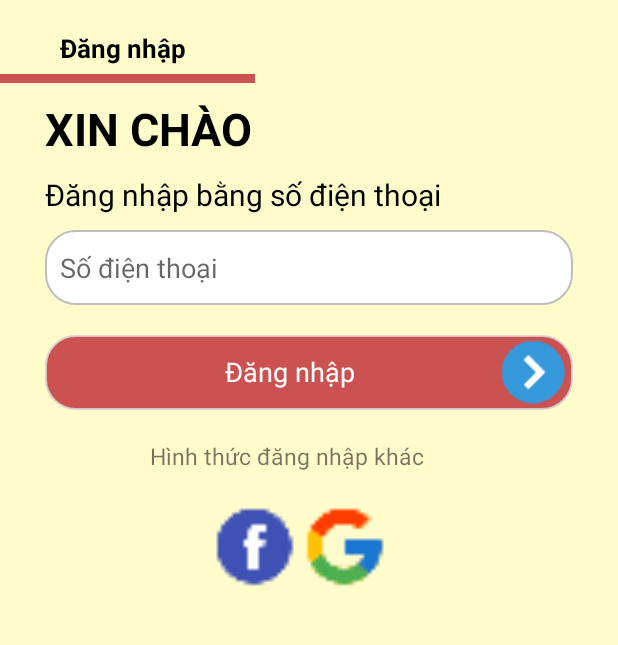
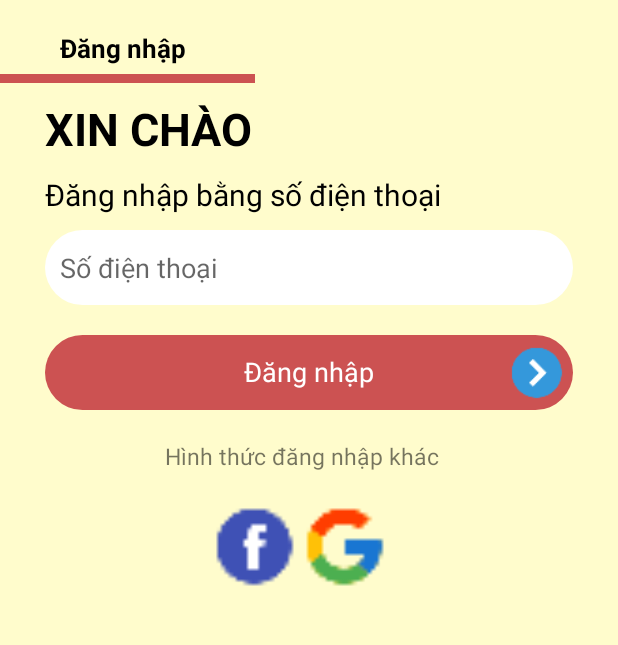
Before and after one commit to Tuanpham0709/Android-Tutorial, an Android app: the screen it shows after launch (MainActivity), on a phone screen of 412 x 824 dp, the part 485-1130 px from its top. Run offline under Robolectric (Android 15) with nearby library versions, the phone set to English and light mode, and no system bars.

Commit message:
edit_nút đăng nhập

```diff
--- a/SOURCE/app/src/main/res/drawable/gray_drawable.xml
+++ b/SOURCE/app/src/main/res/drawable/gray_drawable.xml
@@ -2,9 +2,8 @@
     xmlns:android="http://schemas.android.com/apk/res/android">
     <solid android:color="#fff">
     </solid>
-    <corners android:radius="20dp">
+    <corners android:radius="40dp">
 
     </corners>
-    <stroke android:color="#C2BDBD"  android:width="1dp"></stroke>
 
 </shape>
--- a/SOURCE/app/src/main/res/drawable/red_drawable.xml
+++ b/SOURCE/app/src/main/res/drawable/red_drawable.xml
@@ -2,8 +2,8 @@
     xmlns:android="http://schemas.android.com/apk/res/android">
     <solid android:color="#CC5252">
     </solid>
-    <corners android:radius="20dp">
+    <corners android:radius="40dp">
 
     </corners>
-    <stroke android:color="#DDD6D2D2"  android:width="1dp"></stroke>
+
 </shape>
--- a/SOURCE/app/src/main/res/layout/login_layout.xml
+++ b/SOURCE/app/src/main/res/layout/login_layout.xml
@@ -1,6 +1,7 @@
 <LinearLayout xmlns:android="http://schemas.android.com/apk/res/android"
     android:layout_width="match_parent"
     android:layout_height="match_parent"
+    xmlns:app="http://schemas.android.com/apk/res-auto"
     android:background="#fffccc"
     android:orientation="vertical"
     android:weightSum="5">
@@ -73,14 +74,21 @@
             android:layout_marginBottom="20dp"
             />
 
-        <LinearLayout
+        <android.support.constraint.ConstraintLayout
             android:layout_width="match_parent"
             android:layout_height="50dp"
             android:background="@drawable/red_drawable"
             android:layout_marginHorizontal="30dp"
 
+
             >
             <TextView
+                android:id="@+id/tv1"
+                app:layout_constraintLeft_toLeftOf="parent"
+                app:layout_constraintRight_toRightOf="parent"
+                app:layout_constraintBottom_toBottomOf="parent"
+                app:layout_constraintTop_toTopOf="parent"
+                android:layout_marginBottom="13dp"
                 android:layout_width="wrap_content"
                 android:layout_height="wrap_content"
                 android:text="Đăng nhập"
@@ -90,16 +98,21 @@
                 android:paddingTop="12dp"
                 />
                 <ImageView
-                    android:layout_width="50dp"
-                    android:layout_height="50dp"
-                    android:layout_marginLeft="-26dp"
+                    android:id="@+id/tv2"
+                    app:layout_constraintRight_toRightOf="parent"
+                    app:layout_constraintBottom_toBottomOf="parent"
+                    app:layout_constraintTop_toTopOf="parent"
+                    android:layout_width="40dp"
+                    android:layout_height="40dp"
+                    android:layout_marginRight="4dp"
                     android:src="@mipmap/ic_arrowright"
+
                     />
-        </LinearLayout>
+        </android.support.constraint.ConstraintLayout>
         <TextView
             android:layout_width="wrap_content"
             android:layout_height="wrap_content"
-            android:layout_marginHorizontal="100dp"
+            android:layout_marginHorizontal="110dp"
             android:layout_marginTop="20dp"
             android:layout_marginBottom="20dp"
             android:text="Hình thức đăng nhập khác"
--- a/SOURCE/build.gradle
+++ b/SOURCE/build.gradle
@@ -8,7 +8,6 @@ buildscript {
     }
     dependencies {
         classpath 'com.android.tools.build:gradle:3.4.0'
-
         // NOTE: Do not place your application dependencies here; they belong
         // in the individual module build.gradle files
     }
```
